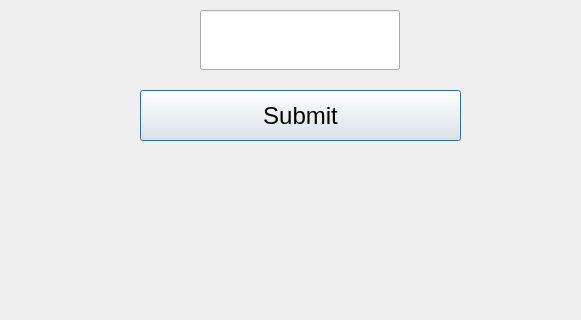
Old version of the form mainwindow.ui in the repository MONKEYFACE678/QuizardsQT; both pictures show x 90 to 671 and y 280 to 600 of the 800 by 600 pixel window.
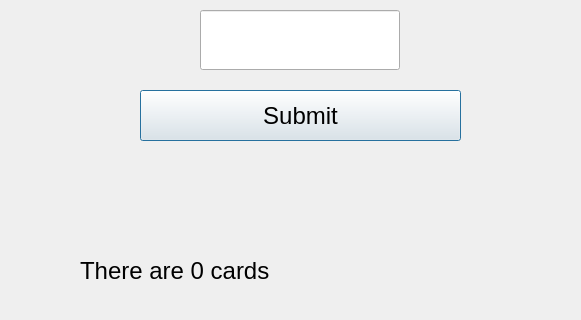
New version of the form.

Commit message: Added card count to main window

```diff
--- a/mainwindow.ui
+++ b/mainwindow.ui
@@ -142,6 +142,27 @@
      <set>Qt::AlignmentFlag::AlignCenter</set>
     </property>
    </widget>
+   <widget class="QLabel" name="countLabel">
+    <property name="geometry">
+     <rect>
+      <x>170</x>
+      <y>510</y>
+      <width>421</width>
+      <height>81</height>
+     </rect>
+    </property>
+    <property name="font">
+     <font>
+      <pointsize>18</pointsize>
+     </font>
+    </property>
+    <property name="text">
+     <string>There are 0 cards</string>
+    </property>
+    <property name="alignment">
+     <set>Qt::AlignmentFlag::AlignLeading|Qt::AlignmentFlag::AlignLeft|Qt::AlignmentFlag::AlignVCenter</set>
+    </property>
+   </widget>
   </widget>
   <widget class="QMenuBar" name="menubar">
    <property name="geometry">
```
The commit also changes 2 other files.
